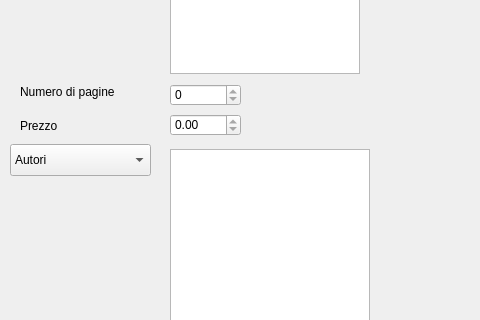
This is Progetto/dialog.ui in marcovirgillo/ProgettoPO as Qt 5 draws it before an edit; both pictures show x 0 to 480 and y 166 to 486 of the 800 by 600 pixel window. The edited form follows.
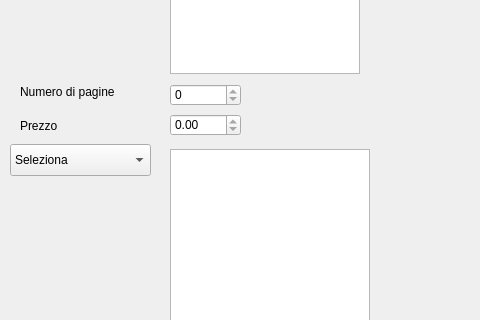
This is the edited form. The open tabs and pages were chosen to show the change.

```diff
--- a/Progetto/dialog.ui
+++ b/Progetto/dialog.ui
@@ -442,6 +442,11 @@
        <height>32</height>
       </rect>
      </property>
+     <item>
+      <property name="text">
+       <string>Seleziona</string>
+      </property>
+     </item>
      <item>
       <property name="text">
        <string>Autori</string>
```
